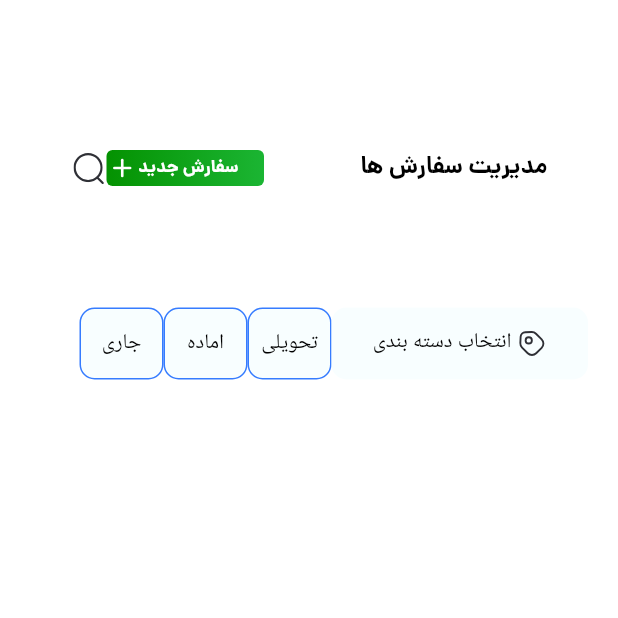
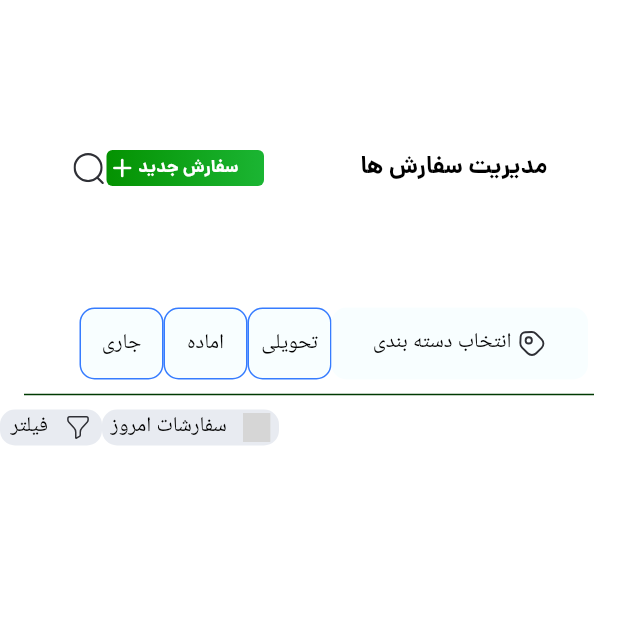
Before and after one commit to hdsneshati/layer_first_task, a Flutter app: the OrdersScreen screen opened directly, on a phone screen of 412 x 824 dp, the top half of it. Run offline on Flutter 3.47's test engine with Material 3 defaults, Android fonts, the phone set to English and light mode, and no system bars; our stand-ins replace flutter_svg; missing offline and left inert: dart:ffi; grey boxes are pictures that could not be loaded.

Commit message:
change for order screen

```diff
--- a/layer_first_task/lib/feature/presentation/orders/screens/orser_screen.dart
+++ b/layer_first_task/lib/feature/presentation/orders/screens/orser_screen.dart
@@ -1,4 +1,6 @@
 import 'package:flutter/material.dart';
+import 'package:flutter_svg/svg.dart';
+import 'package:layer_first_task/config/asset/icons_path.dart';
 import 'package:layer_first_task/config/extentions/gap_space_extension.dart';
 import 'package:layer_first_task/feature/presentation/orders/widgets/header.dart';
 import 'package:layer_first_task/feature/presentation/orders/widgets/search_header.dart';
@@ -14,18 +16,90 @@ class _OrdersScreenState extends State<OrdersScreen> {
   @override
   Widget build(BuildContext context) {
     return Scaffold(
-       body:Center(
+        body: Center(
       child: Column(
         children: [
           100.0.verticalSpace,
-          const  HeaderOrders(),
+          const HeaderOrders(),
           81.0.verticalSpace,
           const SearchHeader(),
+          const Divider(
+            color: Color(0xff003A02), // رنگ خط
+            thickness: 1, // ضخامت خط
+            height: 20, // فاصله عمودی اطراف خط
+            indent: 16, // فاصله از چپ
+            endIndent: 16, // فاصله از راست
+          ),
+          Row(
+            children: [
+              Row(),
+              Row(
+                children: [
+                    Row(
+            children: [
+              InkWell(
+                child: Container(
+                  width: 68,
+                  height: 24,
+                  decoration: BoxDecoration(
+                    color: Color(0xffE8EBF1),
+                    borderRadius: BorderRadius.circular(10),
+                  ),
+                  child: Row(
+                    mainAxisAlignment: MainAxisAlignment.center,
+                    children: [
+                      Text(
+                        'فیلتر   ',
+                        style: TextStyle(
+                          color: Theme.of(context).colorScheme.onSurface,
+                        ),
+                      ),
+                      SvgPicture.asset(
+                        width: 18,
+                        height: 19,
+                        IconPath.filter,
+                      ),
+                    ],
+                  ),
+                ),
+              ),
 
+               InkWell(
+                child: Container(
+                  width: 118,
+                  height: 24,
+                  decoration: BoxDecoration(
+                    color: Color(0xffE8EBF1),
+                    borderRadius: BorderRadius.circular(10),
+                  ),
+                  child: Row(
+                    mainAxisAlignment: MainAxisAlignment.center,
+                    children: [
+                      Text(
+                        'سفارشات امروز   ',
+                        style: TextStyle(
+                          color: Theme.of(context).colorScheme.onSurface,
+                        ),
+                      ),
+                      SvgPicture.asset(
+                        width: 18,
+                        height: 19,
+                        IconPath.calender,
+                      ),
+                    ],
+                  ),
+                ),
+              ),
+            ],
+          ),
+
+                ],
+              ),
+            ],
+          ),
           const Card(),
         ],
       ),
-       )
-    );
+    ));
   }
 }
--- a/layer_first_task/lib/feature/presentation/orders/widgets/search_header.dart
+++ b/layer_first_task/lib/feature/presentation/orders/widgets/search_header.dart
@@ -21,6 +21,7 @@ class _SearchHeaderState extends State<SearchHeader> {
         mainAxisAlignment: MainAxisAlignment.end,
         children: [
            Row(
+            mainAxisAlignment: MainAxisAlignment.spaceBetween,
             children: [
               buttonheader(context,'جاری'),
               buttonheader(context,'اماده'),
--- a/layer_first_task/lib/main.dart
+++ b/layer_first_task/lib/main.dart
@@ -22,7 +22,7 @@ class MyApp extends StatelessWidget {
         colorScheme: ColorPallet.lightColorScheme,
         useMaterial3: true,
       ),
-      home: const SplashScreen(),
+      home: const OrdersScreen(),
     );
   }
 }
```
Lines whose indentation alone changed are shown as unchanged.
